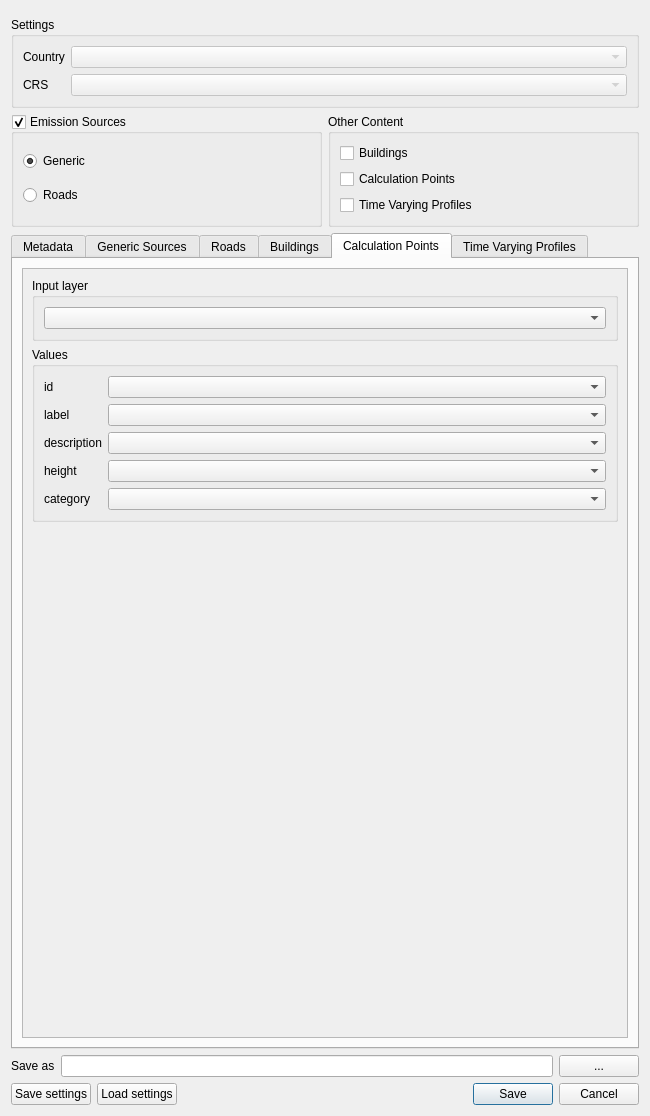
Old version of the form ImaerPlugin/generate_calc_input_dlg.ui in the repository paulromeijn/AERIUS-QGIS-plugins.
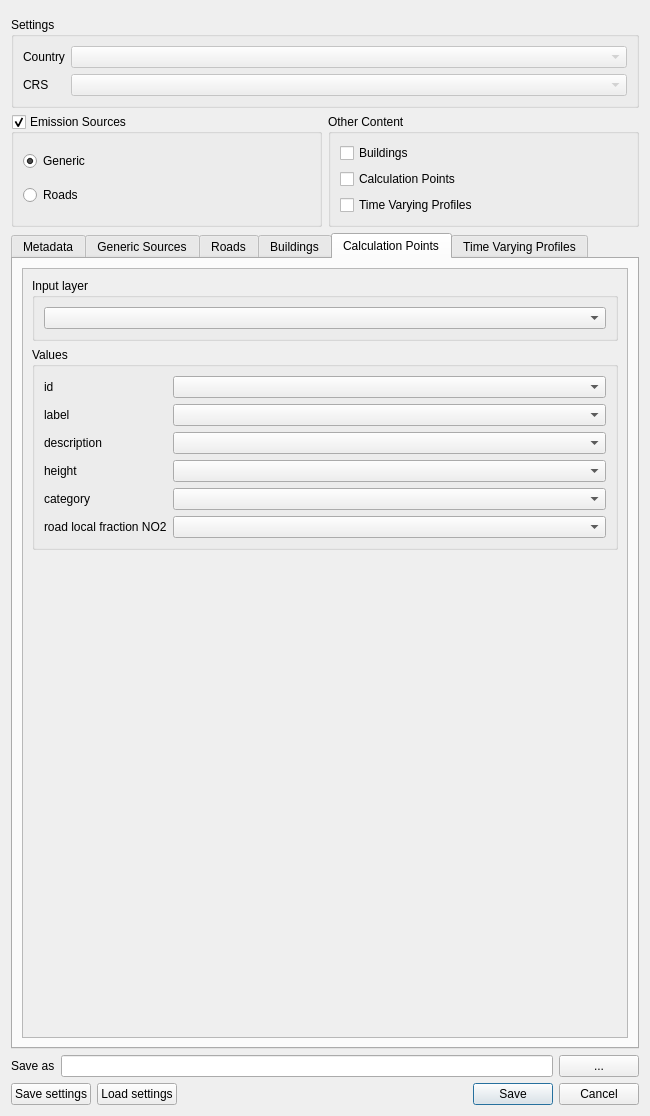
New version of the form. The open tabs and pages were chosen to show the change. Custom widgets are drawn as their Qt base class.

What changed in the file:
```diff
--- a/ImaerPlugin/generate_calc_input_dlg.ui
+++ b/ImaerPlugin/generate_calc_input_dlg.ui
@@ -1761,6 +1761,16 @@
               <item row="4" column="1">
                <widget class="QgsFieldComboBox" name="fcb_cp_category"/>
               </item>
+              <item row="5" column="1">
+               <widget class="QgsFieldComboBox" name="fcb_cp_local_fraction_no2"/>
+              </item>
+              <item row="5" column="0">
+               <widget class="QLabel" name="label_cp_local_fraction_no2">
+                <property name="text">
+                 <string>road local fraction NO2</string>
+                </property>
+               </widget>
+              </item>
              </layout>
             </widget>
            </item>
```
Left out of the diff: 2 changed lines with no effect on the pictures.
